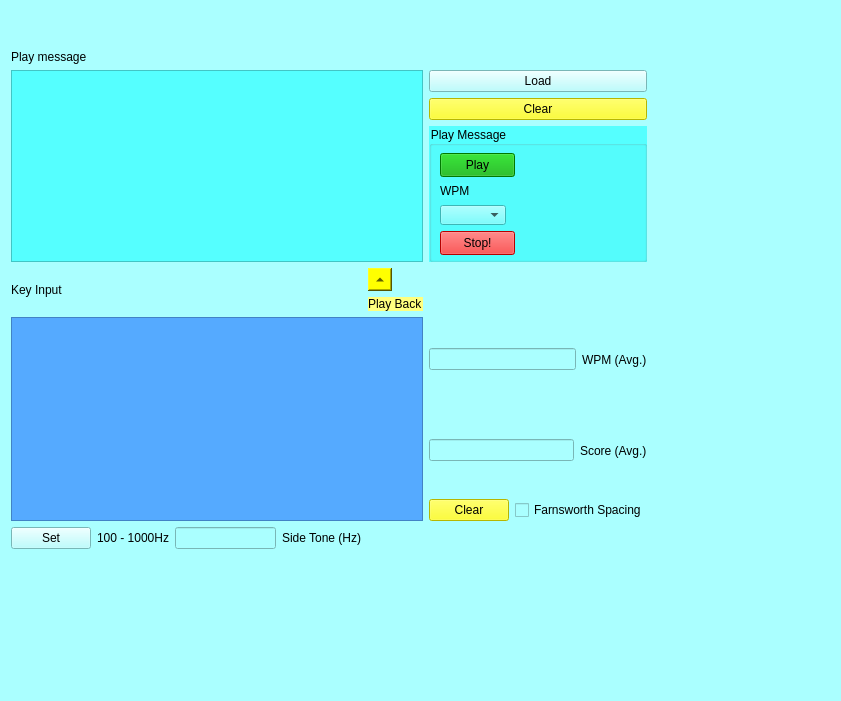
Before: the Qt Designer form MorseTrain.ui in reuterl/KG7IFO_CWTrainer--Fist_Analyzer_UI, drawn with Qt 5.
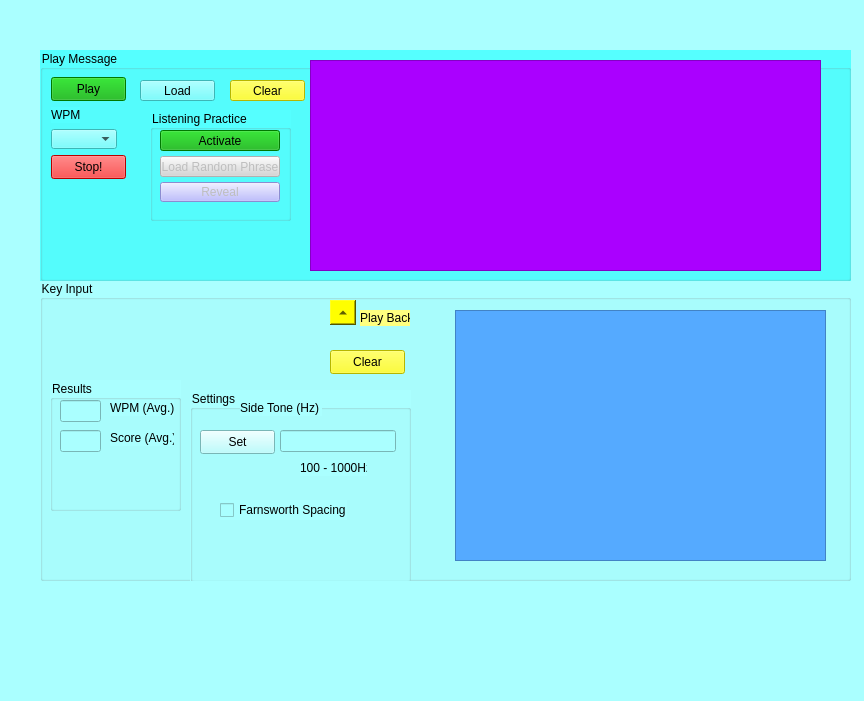
After: the same form once the commit is applied. Icons and pictures are not drawn.

Commit message: add listeningPractice. wifi and serial communications plus corresponding UI.  fix problems in morse analyzer under mouse

```diff
--- a/MorseTrain.ui
+++ b/MorseTrain.ui
@@ -6,7 +6,7 @@
    <rect>
     <x>0</x>
     <y>0</y>
-    <width>841</width>
+    <width>864</width>
     <height>701</height>
    </rect>
   </property>
@@ -118,43 +118,191 @@
    <string notr="true">background-color: rgb(170, 255, 255);</string>
   </property>
   <property name="tabShape">
-   <enum>QTabWidget::Rounded</enum>
+   <enum>QTabWidget::Triangular</enum>
   </property>
   <widget class="QWidget" name="centralwidget">
-   <widget class="QWidget" name="">
+   <widget class="QGroupBox" name="groupBoxKeyInput">
     <property name="geometry">
      <rect>
-      <x>11</x>
+      <x>40</x>
+      <y>280</y>
+      <width>811</width>
+      <height>301</height>
+     </rect>
+    </property>
+    <property name="title">
+     <string>Key Input</string>
+    </property>
+    <widget class="QGroupBox" name="groupBoxResults">
+     <property name="geometry">
+      <rect>
+       <x>10</x>
+       <y>100</y>
+       <width>131</width>
+       <height>131</height>
+      </rect>
+     </property>
+     <property name="title">
+      <string>Results</string>
+     </property>
+     <widget class="QLineEdit" name="lineEditScore">
+      <property name="geometry">
+       <rect>
+        <x>10</x>
       <y>50</y>
-      <width>636</width>
-      <height>499</height>
-     </rect>
-    </property>
-    <layout class="QGridLayout" name="gridLayout">
-     <item row="0" column="0">
-      <widget class="QLabel" name="label_3">
+        <width>41</width>
+        <height>22</height>
+       </rect>
+      </property>
+     </widget>
+     <widget class="QLabel" name="label_5">
+      <property name="geometry">
+       <rect>
+        <x>60</x>
+        <y>50</y>
+        <width>64</width>
+        <height>16</height>
+       </rect>
+      </property>
        <property name="text">
-        <string>Play message</string>
-       </property>
-      </widget>
-     </item>
-     <item row="1" column="0" rowspan="3" colspan="2">
-      <widget class="QPlainTextEdit" name="plainTextEdit">
+       <string>Score (Avg.)</string>
+      </property>
+     </widget>
+     <widget class="QLineEdit" name="lineEditWPM">
+      <property name="geometry">
+       <rect>
+        <x>10</x>
+        <y>20</y>
+        <width>41</width>
+        <height>22</height>
+       </rect>
+      </property>
+     </widget>
+     <widget class="QLabel" name="label_4">
+      <property name="geometry">
+       <rect>
+        <x>60</x>
+        <y>20</y>
+        <width>64</width>
+        <height>16</height>
+       </rect>
+      </property>
+      <property name="text">
+       <string>WPM (Avg.)</string>
+      </property>
+     </widget>
+    </widget>
+    <widget class="QGroupBox" name="groupBoxSettings">
+     <property name="geometry">
+      <rect>
+       <x>150</x>
+       <y>110</y>
+       <width>221</width>
+       <height>192</height>
+      </rect>
+     </property>
+     <property name="title">
+      <string>Settings</string>
+     </property>
+     <widget class="QCheckBox" name="checkBoxFarnsworth">
+      <property name="geometry">
+       <rect>
+        <x>30</x>
+        <y>110</y>
+        <width>127</width>
+        <height>20</height>
+       </rect>
+      </property>
+      <property name="text">
+       <string>Farnsworth Spacing</string>
+      </property>
+     </widget>
+     <widget class="QPushButton" name="pushButtonSideTone">
+      <property name="geometry">
+       <rect>
+        <x>10</x>
+        <y>40</y>
+        <width>75</width>
+        <height>24</height>
+       </rect>
+      </property>
+      <property name="text">
+       <string>Set</string>
+      </property>
+     </widget>
+     <widget class="QLineEdit" name="lineEditSideTone">
+      <property name="geometry">
+       <rect>
+        <x>90</x>
+        <y>40</y>
+        <width>116</width>
+        <height>22</height>
+       </rect>
+      </property>
+     </widget>
+     <widget class="QLabel" name="label">
+      <property name="geometry">
+       <rect>
+        <x>50</x>
+        <y>10</y>
+        <width>82</width>
+        <height>16</height>
+       </rect>
+      </property>
+      <property name="styleSheet">
+       <string notr="true">font: 9pt &quot;Segoe Fluent Icons&quot;;</string>
+      </property>
+      <property name="text">
+       <string>Side Tone (Hz)</string>
+      </property>
+     </widget>
+     <widget class="QLabel" name="label_2">
+      <property name="geometry">
+       <rect>
+        <x>110</x>
+        <y>70</y>
+        <width>67</width>
+        <height>16</height>
+       </rect>
+      </property>
+      <property name="text">
+       <string>100 - 1000Hz</string>
+      </property>
+     </widget>
+    </widget>
+    <widget class="QPlainTextEdit" name="morseTextEdit">
+     <property name="geometry">
+      <rect>
+       <x>415</x>
+       <y>30</y>
+       <width>371</width>
+       <height>251</height>
+      </rect>
+     </property>
        <property name="styleSheet">
         <string notr="true">
-background-color: rgb(85, 255, 255);</string>
-       </property>
-      </widget>
-     </item>
-     <item row="1" column="2">
-      <widget class="QPushButton" name="pushButtonLoad">
-       <property name="text">
-        <string>Load</string>
-       </property>
-      </widget>
-     </item>
-     <item row="2" column="2">
-      <widget class="QPushButton" name="pushButtonClearPlay">
+
+background-color: rgb(85, 170, 255);</string>
+     </property>
+     <property name="frameShadow">
+      <enum>QFrame::Raised</enum>
+     </property>
+     <property name="lineWidth">
+      <number>5</number>
+     </property>
+     <property name="readOnly">
+      <bool>true</bool>
+     </property>
+    </widget>
+    <widget class="QPushButton" name="pushButtonClear">
+     <property name="geometry">
+      <rect>
+       <x>290</x>
+       <y>70</y>
+       <width>75</width>
+       <height>24</height>
+      </rect>
+     </property>
        <property name="styleSheet">
         <string notr="true">background-color: rgb(255, 255, 0);</string>
        </property>
@@ -162,9 +310,51 @@
         <string>Clear</string>
        </property>
       </widget>
-     </item>
-     <item row="3" column="2">
+    <widget class="QToolButton" name="toolButtonPlayBack">
+     <property name="geometry">
+      <rect>
+       <x>290</x>
+       <y>20</y>
+       <width>26</width>
+       <height>25</height>
+      </rect>
+     </property>
+     <property name="styleSheet">
+      <string notr="true">background-color: rgb(255, 255, 0);</string>
+     </property>
+     <property name="text">
+      <string>play Back</string>
+     </property>
+     <property name="arrowType">
+      <enum>Qt::UpArrow</enum>
+     </property>
+    </widget>
+    <widget class="QLabel" name="label_6">
+     <property name="geometry">
+      <rect>
+       <x>320</x>
+       <y>30</y>
+       <width>50</width>
+       <height>16</height>
+      </rect>
+     </property>
+     <property name="styleSheet">
+      <string notr="true">background-color: rgb(255, 255, 127);</string>
+     </property>
+     <property name="text">
+      <string>Play Back</string>
+     </property>
+    </widget>
+   </widget>
       <widget class="QGroupBox" name="groupBox">
+    <property name="geometry">
+     <rect>
+      <x>40</x>
+      <y>50</y>
+      <width>811</width>
+      <height>231</height>
+     </rect>
+    </property>
        <property name="styleSheet">
         <string notr="true">background-color: rgb(85, 255, 255);</string>
        </property>
@@ -226,81 +416,110 @@
          </rect>
         </property>
        </widget>
-      </widget>
-     </item>
-     <item row="4" column="0" rowspan="2">
-      <widget class="QLabel" name="labelKeyInput">
+    <widget class="QGroupBox" name="groupBoxListen">
+     <property name="geometry">
+      <rect>
+       <x>110</x>
+       <y>60</y>
+       <width>141</width>
+       <height>111</height>
+      </rect>
+     </property>
+     <property name="title">
+      <string>Listening Practice</string>
+     </property>
+     <widget class="QPushButton" name="pushButtonActivateListening">
+      <property name="geometry">
+       <rect>
+        <x>10</x>
+        <y>20</y>
+        <width>120</width>
+        <height>21</height>
+       </rect>
+      </property>
+      <property name="styleSheet">
+       <string notr="true">background-color: rgb(0, 170, 0);</string>
+      </property>
        <property name="text">
-        <string>Key Input</string>
-       </property>
-      </widget>
-     </item>
-     <item row="4" column="1">
-      <widget class="QToolButton" name="toolButtonPlayBack">
+       <string>Activate</string>
+      </property>
+     </widget>
+     <widget class="QPushButton" name="pushButtonReveal">
+      <property name="enabled">
+       <bool>false</bool>
+      </property>
+      <property name="geometry">
+       <rect>
+        <x>10</x>
+        <y>72</y>
+        <width>120</width>
+        <height>20</height>
+       </rect>
+      </property>
        <property name="styleSheet">
-        <string notr="true">background-color: rgb(255, 255, 0);</string>
+       <string notr="true">background-color: rgb(170, 170, 255);</string>
        </property>
        <property name="text">
-        <string>play Back</string>
-       </property>
-       <property name="arrowType">
-        <enum>Qt::UpArrow</enum>
-       </property>
-      </widget>
-     </item>
-     <item row="5" column="1">
-      <widget class="QLabel" name="label_6">
+       <string>Reveal</string>
+      </property>
+     </widget>
+     <widget class="QPushButton" name="pushButtonRandomPhrase">
+      <property name="enabled">
+       <bool>false</bool>
+      </property>
+      <property name="geometry">
+       <rect>
+        <x>10</x>
+        <y>46</y>
+        <width>120</width>
+        <height>21</height>
+       </rect>
+      </property>
        <property name="styleSheet">
-        <string notr="true">background-color: rgb(255, 255, 127);</string>
+       <string notr="true">
+background-color: rgb(214, 214, 214);</string>
        </property>
        <property name="text">
-        <string>Play Back</string>
-       </property>
-      </widget>
-     </item>
-     <item row="6" column="0" colspan="2">
-      <widget class="QPlainTextEdit" name="morseTextEdit">
+       <string>Load Random Phrase</string>
+      </property>
+     </widget>
+    </widget>
+    <widget class="QPlainTextEdit" name="plainTextEdit">
+     <property name="geometry">
+      <rect>
+       <x>270</x>
+       <y>10</y>
+       <width>511</width>
+       <height>211</height>
+      </rect>
+     </property>
        <property name="styleSheet">
         <string notr="true">
-
-background-color: rgb(85, 170, 255);</string>
-       </property>
-      </widget>
-     </item>
-     <item row="6" column="2">
-      <layout class="QVBoxLayout" name="verticalLayout">
-       <item>
-        <layout class="QHBoxLayout" name="horizontalLayout">
-         <item>
-          <widget class="QLineEdit" name="lineEditWPM"/>
-         </item>
-         <item>
-          <widget class="QLabel" name="label_4">
-           <property name="text">
-            <string>WPM (Avg.)</string>
-           </property>
-          </widget>
-         </item>
-        </layout>
-       </item>
-       <item>
-        <layout class="QHBoxLayout" name="horizontalLayout_2">
-         <item>
-          <widget class="QLineEdit" name="lineEditScore"/>
-         </item>
-         <item>
-          <widget class="QLabel" name="label_5">
+background-color: rgb(170, 0, 255);</string>
+     </property>
+    </widget>
+    <widget class="QPushButton" name="pushButtonLoad">
+     <property name="geometry">
+      <rect>
+       <x>100</x>
+       <y>30</y>
+       <width>75</width>
+       <height>21</height>
+      </rect>
+     </property>
            <property name="text">
-            <string>Score (Avg.)</string>
-           </property>
-          </widget>
-         </item>
-        </layout>
-       </item>
-       <item>
-        <layout class="QHBoxLayout" name="horizontalLayout_3">
-         <item>
-          <widget class="QPushButton" name="pushButtonClear">
+      <string>Load</string>
+     </property>
+    </widget>
+    <widget class="QPushButton" name="pushButtonClearPlay">
+     <property name="geometry">
+      <rect>
+       <x>190</x>
+       <y>30</y>
+       <width>75</width>
+       <height>21</height>
+      </rect>
+     </property>
            <property name="styleSheet">
             <string notr="true">background-color: rgb(255, 255, 0);</string>
            </property>
@@ -308,50 +527,6 @@
             <string>Clear</string>
            </property>
           </widget>
-         </item>
-         <item>
-          <widget class="QCheckBox" name="checkBoxFarnsworth">
-           <property name="text">
-            <string>Farnsworth Spacing</string>
-           </property>
-          </widget>
-         </item>
-        </layout>
-       </item>
-      </layout>
-     </item>
-     <item row="7" column="0">
-      <layout class="QHBoxLayout" name="horizontalLayout_4">
-       <item>
-        <widget class="QPushButton" name="pushButtonSideTone">
-         <property name="text">
-          <string>Set</string>
-         </property>
-        </widget>
-       </item>
-       <item>
-        <widget class="QLabel" name="label_2">
-         <property name="text">
-          <string>100 - 1000Hz</string>
-         </property>
-        </widget>
-       </item>
-       <item>
-        <widget class="QLineEdit" name="lineEditSideTone"/>
-       </item>
-       <item>
-        <widget class="QLabel" name="label">
-         <property name="styleSheet">
-          <string notr="true">font: 9pt &quot;Segoe Fluent Icons&quot;;</string>
-         </property>
-         <property name="text">
-          <string>Side Tone (Hz)</string>
-         </property>
-        </widget>
-       </item>
-      </layout>
-     </item>
-    </layout>
    </widget>
   </widget>
   <widget class="QMenuBar" name="menubar">
```
Left out of the diff: 2 changed lines with no effect on the pictures. Lines whose indentation alone changed are shown as unchanged. The commit also changes 7 other files.
